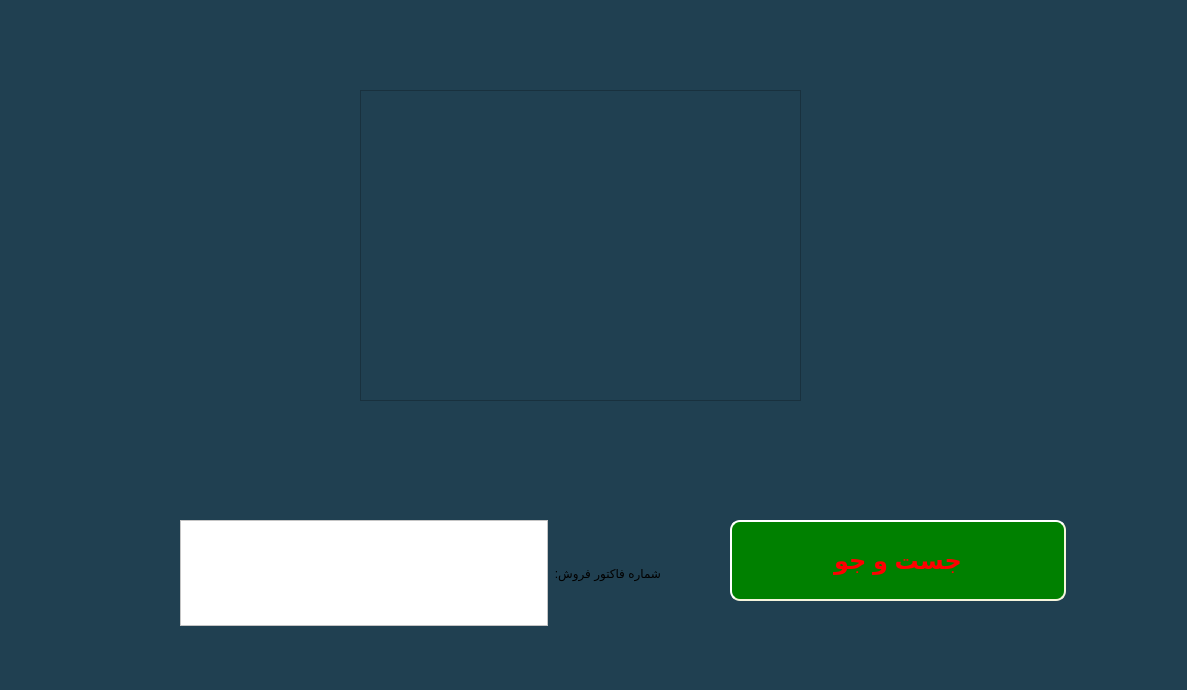
AP-projects-4001/metagoofill, file Project_Ap/salesrecords.ui: the form before one commit.
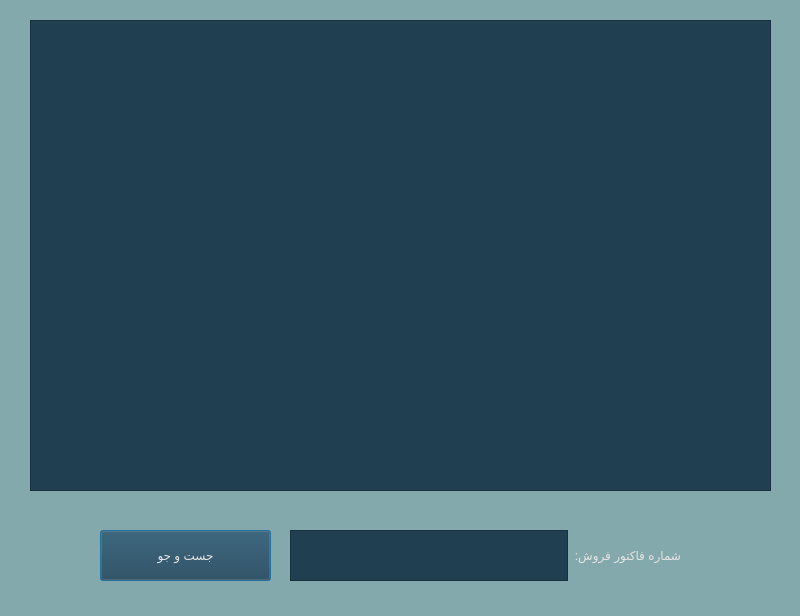
The form after the commit.

Commit message: changing colors and Completing the program ui

What changed in the file:
```diff
--- a/Project_Ap/salesrecords.ui
+++ b/Project_Ap/salesrecords.ui
@@ -6,39 +6,29 @@
    <rect>
     <x>0</x>
     <y>0</y>
-    <width>1187</width>
-    <height>690</height>
+    <width>800</width>
+    <height>616</height>
    </rect>
   </property>
   <property name="windowTitle">
    <string>Dialog</string>
   </property>
   <property name="styleSheet">
-   <string notr="true">background-color: rgb(255, 239, 157);
-background-color: rgb(32, 64, 81);</string>
+   <string notr="true">background-color: rgb(132, 169, 172);</string>
   </property>
   <widget class="QPushButton" name="pushButton">
    <property name="geometry">
     <rect>
-     <x>730</x>
-     <y>520</y>
-     <width>336</width>
-     <height>81</height>
+     <x>100</x>
+     <y>530</y>
+     <width>171</width>
+     <height>51</height>
     </rect>
    </property>
    <property name="styleSheet">
-    <string notr="true">QPushButton {
-    background-color: green;
-    border-style: outset;
-    border-width: 2px;
-    border-radius: 10px;
-    border-color: beige;
-    font: bold 24px;
-    min-width: 10em;
-    padding: 6px;
- 	color:red;
-}
-QPushButton:hover { color:purple; }</string>
+    <string notr="true">background-color: rgb(32, 64, 81);
+color: rgb(228, 227, 227);
+font: 12pt &quot;Lalezar&quot;;</string>
    </property>
    <property name="text">
     <string>جست و جو</string>
@@ -47,39 +37,43 @@
   <widget class="QListWidget" name="listWidget">
    <property name="geometry">
     <rect>
-     <x>360</x>
-     <y>90</y>
-     <width>441</width>
-     <height>311</height>
+     <x>30</x>
+     <y>20</y>
+     <width>741</width>
+     <height>471</height>
     </rect>
    </property>
    <property name="styleSheet">
-    <string notr="true">color: rgb(255, 255, 255);
-font: 20pt &quot;MS Shell Dlg 2&quot;;</string>
+    <string notr="true">background-color: rgb(32, 64, 81);
+color: rgb(228, 227, 227);
+font: 12pt &quot;Lalezar&quot;;</string>
    </property>
   </widget>
   <widget class="QWidget" name="layoutWidget">
    <property name="geometry">
     <rect>
-     <x>180</x>
-     <y>520</y>
-     <width>481</width>
-     <height>106</height>
+     <x>290</x>
+     <y>530</y>
+     <width>391</width>
+     <height>51</height>
     </rect>
    </property>
    <layout class="QHBoxLayout" name="horizontalLayout">
     <item>
      <widget class="QTextEdit" name="textEdit">
       <property name="styleSheet">
-       <string notr="true">background-color: rgb(255, 255, 255);
-color: rgb(0, 0, 0);</string>
+       <string notr="true">background-color: rgb(32, 64, 81);
+color: rgb(228, 227, 227);
+font: 12pt &quot;Lalezar&quot;;</string>
       </property>
      </widget>
     </item>
     <item>
      <widget class="QLabel" name="label">
       <property name="styleSheet">
-       <string notr="true">font: 18pt &quot;MS Shell Dlg 2&quot;;</string>
+       <string notr="true">
+color: rgb(228, 227, 227);
+font: 12pt &quot;Lalezar&quot;;</string>
       </property>
       <property name="text">
        <string>شماره فاکتور فروش:</string>
```
The commit also changes 37 other files.
